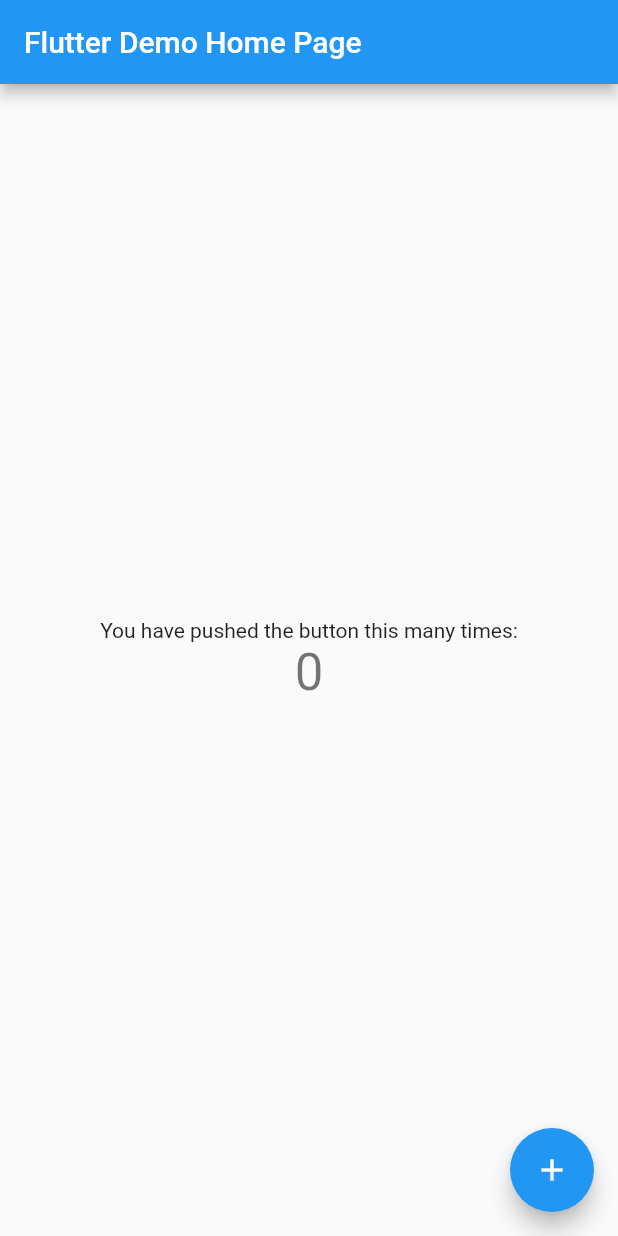
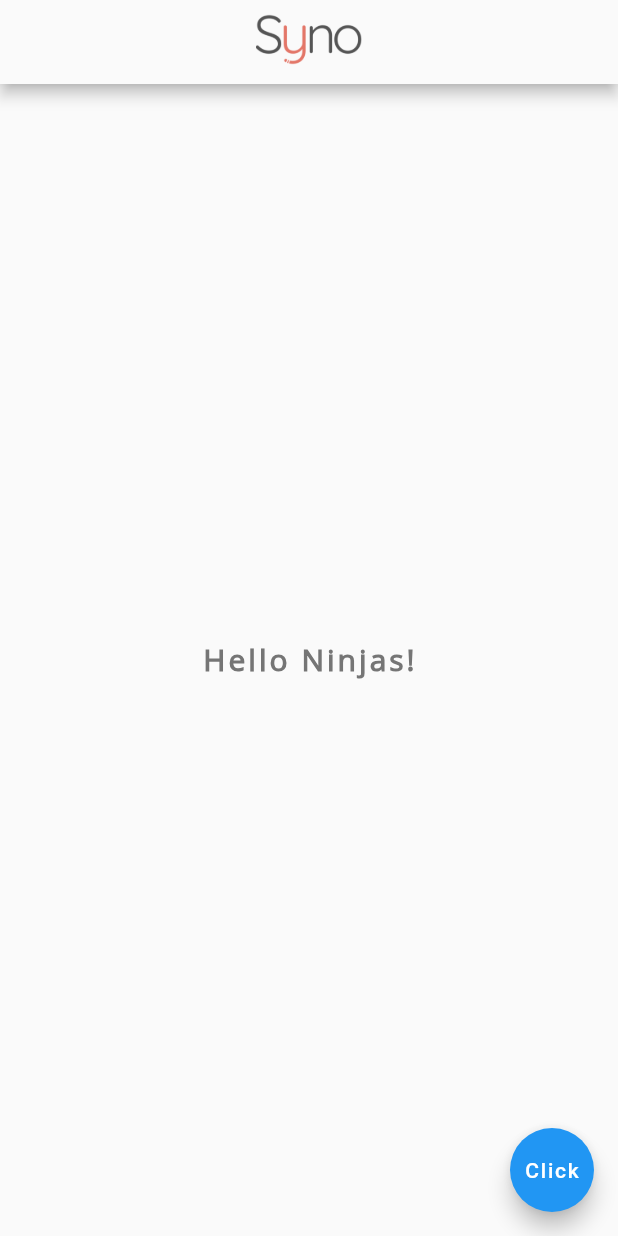
Before and after one commit to JuliusKarl/syno, a Flutter app: the screen it shows after launch, on a phone screen of 412 x 824 dp. Run offline on Flutter 3.47's test engine with Material 2 defaults, Android fonts, the phone set to English and light mode, and no system bars.

Commit message:
Initial Commit

```diff
--- a/lib/main.dart
+++ b/lib/main.dart
@@ -1,117 +1,25 @@
 import 'package:flutter/material.dart';
 
-void main() {
-  runApp(MyApp());
-}
-
-class MyApp extends StatelessWidget {
-  // This widget is the root of your application.
-  @override
-  Widget build(BuildContext context) {
-    return MaterialApp(
-      title: 'Flutter Demo',
-      theme: ThemeData(
-        // This is the theme of your application.
-        //
-        // Try running your application with "flutter run". You'll see the
-        // application has a blue toolbar. Then, without quitting the app, try
-        // changing the primarySwatch below to Colors.green and then invoke
-        // "hot reload" (press "r" in the console where you ran "flutter run",
-        // or simply save your changes to "hot reload" in a Flutter IDE).
-        // Notice that the counter didn't reset back to zero; the application
-        // is not restarted.
-        primarySwatch: Colors.blue,
-        // This makes the visual density adapt to the platform that you run
-        // the app on. For desktop platforms, the controls will be smaller and
-        // closer together (more dense) than on mobile platforms.
-        visualDensity: VisualDensity.adaptivePlatformDensity,
-      ),
-      home: MyHomePage(title: 'Flutter Demo Home Page'),
-    );
-  }
-}
-
-class MyHomePage extends StatefulWidget {
-  MyHomePage({Key key, this.title}) : super(key: key);
-
-  // This widget is the home page of your application. It is stateful, meaning
-  // that it has a State object (defined below) that contains fields that affect
-  // how it looks.
-
-  // This class is the configuration for the state. It holds the values (in this
-  // case the title) provided by the parent (in this case the App widget) and
-  // used by the build method of the State. Fields in a Widget subclass are
-  // always marked "final".
-
-  final String title;
-
-  @override
-  _MyHomePageState createState() => _MyHomePageState();
-}
-
-class _MyHomePageState extends State<MyHomePage> {
-  int _counter = 0;
-
-  void _incrementCounter() {
-    setState(() {
-      // This call to setState tells the Flutter framework that something has
-      // changed in this State, which causes it to rerun the build method below
-      // so that the display can reflect the updated values. If we changed
-      // _counter without calling setState(), then the build method would not be
-      // called again, and so nothing would appear to happen.
-      _counter++;
-    });
-  }
-
-  @override
-  Widget build(BuildContext context) {
-    // This method is rerun every time setState is called, for instance as done
-    // by the _incrementCounter method above.
-    //
-    // The Flutter framework has been optimized to make rerunning build methods
-    // fast, so that you can just rebuild anything that needs updating rather
-    // than having to individually change instances of widgets.
-    return Scaffold(
+void main() => runApp(MaterialApp(
+        home: Scaffold(
       appBar: AppBar(
-        // Here we take the value from the MyHomePage object that was created by
-        // the App.build method, and use it to set our appbar title.
-        title: Text(widget.title),
+        backgroundColor: Color(0xFFFAFAFA),
+        title: Image.asset('assets/img/Syno-AppBar.png',
+            height: 150, fit: BoxFit.fitHeight),
+        centerTitle: true,
       ),
       body: Center(
-        // Center is a layout widget. It takes a single child and positions it
-        // in the middle of the parent.
-        child: Column(
-          // Column is also a layout widget. It takes a list of children and
-          // arranges them vertically. By default, it sizes itself to fit its
-          // children horizontally, and tries to be as tall as its parent.
-          //
-          // Invoke "debug painting" (press "p" in the console, choose the
-          // "Toggle Debug Paint" action from the Flutter Inspector in Android
-          // Studio, or the "Toggle Debug Paint" command in Visual Studio Code)
-          // to see the wireframe for each widget.
-          //
-          // Column has various properties to control how it sizes itself and
-          // how it positions its children. Here we use mainAxisAlignment to
-          // center the children vertically; the main axis here is the vertical
-          // axis because Columns are vertical (the cross axis would be
-          // horizontal).
-          mainAxisAlignment: MainAxisAlignment.center,
-          children: <Widget>[
-            Text(
-              'You have pushed the button this many times:',
-            ),
-            Text(
-              '$_counter',
-              style: Theme.of(context).textTheme.headline4,
-            ),
-          ],
-        ),
+        child: Text('Hello Ninjas!',
+            style: TextStyle(
+              fontSize: 20.0,
+              fontWeight: FontWeight.bold,
+              letterSpacing: 2.0,
+              color: Colors.grey[600],
+              fontFamily: 'OpenSans',
+            )),
       ),
       floatingActionButton: FloatingActionButton(
-        onPressed: _incrementCounter,
-        tooltip: 'Increment',
-        child: Icon(Icons.add),
-      ), // This trailing comma makes auto-formatting nicer for build methods.
-    );
-  }
-}
+        onPressed: () {},
+        child: Text('Click'),
+      ),
+    )));
```
Also changed, not shown: pubspec.yaml (+15 -1 lines), assets/fonts/OpenSans/OpenSans-Regular.ttf (added), assets/img/Syno-AppBar.png (added), assets/img/Syno-Logo.png (added), assets/img/Syno.jpg (added), assets/img/Syno.png (added), pubspec.lock, 31 other files.
